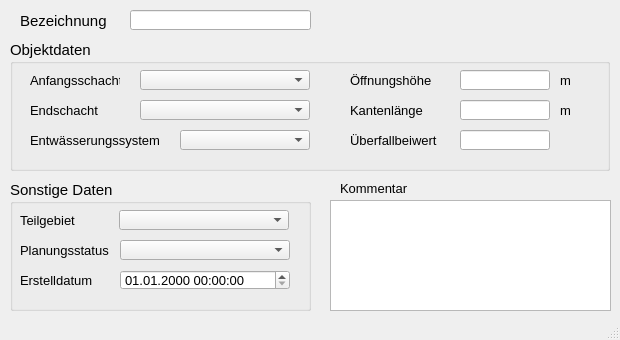
First picture: the form in qkan/forms/qkan_wehre.ui, repository hoettges/QKan, before the edit.
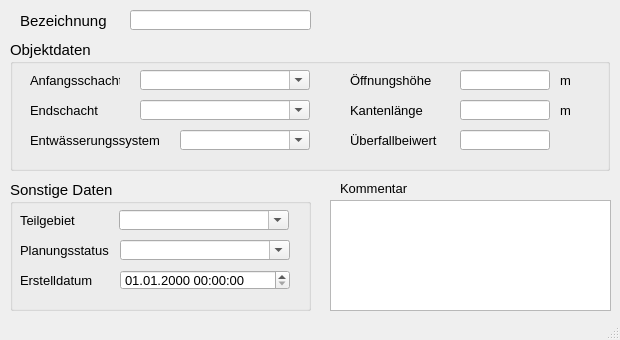
Second picture: the form after the edit. Custom widgets are drawn as their Qt base class.

Patch:
```diff
--- a/qkan/forms/qkan_wehre.ui
+++ b/qkan/forms/qkan_wehre.ui
@@ -106,6 +106,9 @@
      <property name="statusTip">
       <string>zur Zuordnung auf ein selbstständig festgelegtes Teilgebiet</string>
      </property>
+     <property name="editable">
+      <bool>true</bool>
+     </property>
     </widget>
     <widget class="QLabel" name="label_11">
      <property name="geometry">
@@ -150,6 +153,9 @@
      <property name="statusTip">
       <string>aktueller Status (z.B. vorhanden, in Planung etc.)</string>
      </property>
+     <property name="editable">
+      <bool>true</bool>
+     </property>
     </widget>
     <widget class="QgsDateTimeEdit" name="createdat">
      <property name="geometry">
@@ -254,6 +260,9 @@
      <property name="statusTip">
       <string>vorh. Entwässerungssystem (z.B. Mischwasser, Regenwasser etc.)</string>
      </property>
+     <property name="editable">
+      <bool>true</bool>
+     </property>
     </widget>
     <widget class="QLabel" name="label_16">
      <property name="geometry">
@@ -314,6 +323,9 @@
      <property name="statusTip">
       <string>Name des unteren Schachts</string>
      </property>
+     <property name="editable">
+      <bool>true</bool>
+     </property>
     </widget>
     <widget class="QLabel" name="label_7">
      <property name="geometry">
@@ -355,6 +367,9 @@
      <property name="statusTip">
       <string>Name des oberen Schachts</string>
      </property>
+     <property name="editable">
+      <bool>true</bool>
+     </property>
     </widget>
     <widget class="QLabel" name="label_4">
      <property name="geometry">
```
